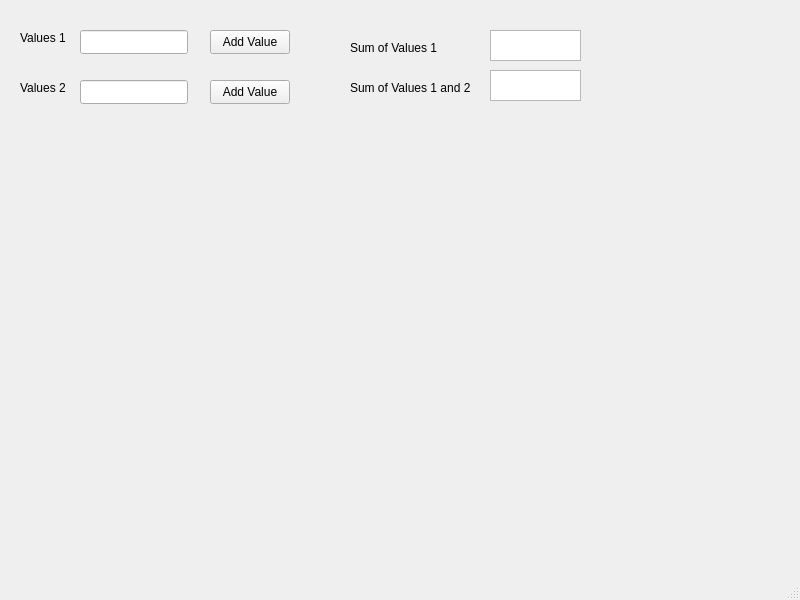
Above: mainwindow.ui from ionitovt/MQTTApp before the change. Below: the same form after it.
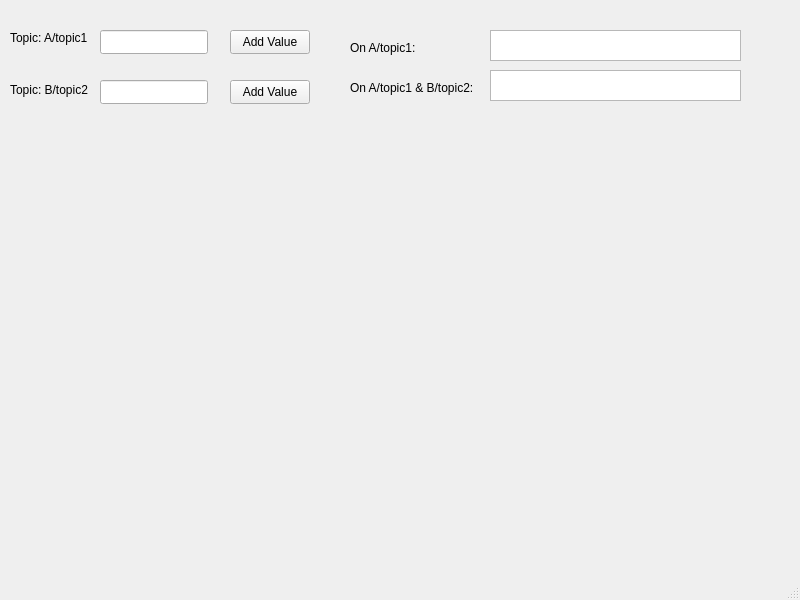
That is the form after the change. Custom widgets are drawn as their Qt base class.

Commit message:
Added Output MQTT Client and Refactored Input MQTT Client
- Adjusted UI elements in mainwindow.ui to accommodate new OutputMqttClient widgets and updated labels for clarity.
- Implemented a new class OutputMqttClient, extending QPlainTextEdit, to handle MQTT subscription and message display.

```diff
--- a/mainwindow.ui
+++ b/mainwindow.ui
@@ -17,7 +17,7 @@
    <widget class="InputMqttClient" name="input_1">
     <property name="geometry">
      <rect>
-      <x>80</x>
+      <x>100</x>
       <y>30</y>
       <width>108</width>
       <height>24</height>
@@ -27,7 +27,7 @@
    <widget class="QPushButton" name="send_input_1">
     <property name="geometry">
      <rect>
-      <x>210</x>
+      <x>230</x>
       <y>30</y>
       <width>80</width>
       <height>24</height>
@@ -40,7 +40,7 @@
    <widget class="InputMqttClient" name="input_2">
     <property name="geometry">
      <rect>
-      <x>80</x>
+      <x>100</x>
       <y>80</y>
       <width>108</width>
       <height>24</height>
@@ -50,7 +50,7 @@
    <widget class="QPushButton" name="send_input_2">
     <property name="geometry">
      <rect>
-      <x>210</x>
+      <x>230</x>
       <y>80</y>
       <width>80</width>
       <height>24</height>
@@ -63,35 +63,35 @@
    <widget class="QLabel" name="label_input_1">
     <property name="geometry">
      <rect>
-      <x>20</x>
+      <x>10</x>
       <y>30</y>
-      <width>51</width>
+      <width>81</width>
       <height>16</height>
      </rect>
     </property>
     <property name="text">
-     <string>Values 1</string>
+     <string>Topic: A/topic1</string>
     </property>
    </widget>
    <widget class="QLabel" name="label_input_2">
     <property name="geometry">
      <rect>
-      <x>20</x>
+      <x>10</x>
       <y>80</y>
-      <width>51</width>
-      <height>16</height>
+      <width>91</width>
+      <height>20</height>
      </rect>
     </property>
     <property name="text">
-     <string>Values 2</string>
+     <string>Topic: B/topic2</string>
     </property>
    </widget>
-   <widget class="QPlainTextEdit" name="plainTextEdit">
+   <widget class="OutputMqttClient" name="output_1">
     <property name="geometry">
      <rect>
       <x>490</x>
       <y>30</y>
-      <width>91</width>
+      <width>251</width>
       <height>31</height>
      </rect>
     </property>
@@ -99,12 +99,12 @@
      <bool>true</bool>
     </property>
    </widget>
-   <widget class="QPlainTextEdit" name="plainTextEdit_2">
+   <widget class="OutputMqttClient" name="output_2">
     <property name="geometry">
      <rect>
       <x>490</x>
       <y>70</y>
-      <width>91</width>
+      <width>251</width>
       <height>31</height>
      </rect>
     </property>
@@ -117,12 +117,12 @@
      <rect>
       <x>350</x>
       <y>40</y>
-      <width>91</width>
+      <width>131</width>
       <height>16</height>
      </rect>
     </property>
     <property name="text">
-     <string>Sum of Values 1</string>
+     <string>On A/topic1: </string>
     </property>
    </widget>
    <widget class="QLabel" name="label_input_4">
@@ -130,12 +130,12 @@
      <rect>
       <x>350</x>
       <y>80</y>
-      <width>121</width>
+      <width>131</width>
       <height>16</height>
      </rect>
     </property>
     <property name="text">
-     <string>Sum of Values 1 and 2</string>
+     <string>On A/topic1 &amp; B/topic2: </string>
     </property>
    </widget>
   </widget>
@@ -157,6 +157,11 @@
    <extends>QLineEdit</extends>
    <header location="global">inputmqttclient.h</header>
   </customwidget>
+  <customwidget>
+   <class>OutputMqttClient</class>
+   <extends>QPlainTextEdit</extends>
+   <header location="global">outputmqttclient.h</header>
+  </customwidget>
  </customwidgets>
  <resources/>
  <connections/>
```
The commit also changes 5 other files.
